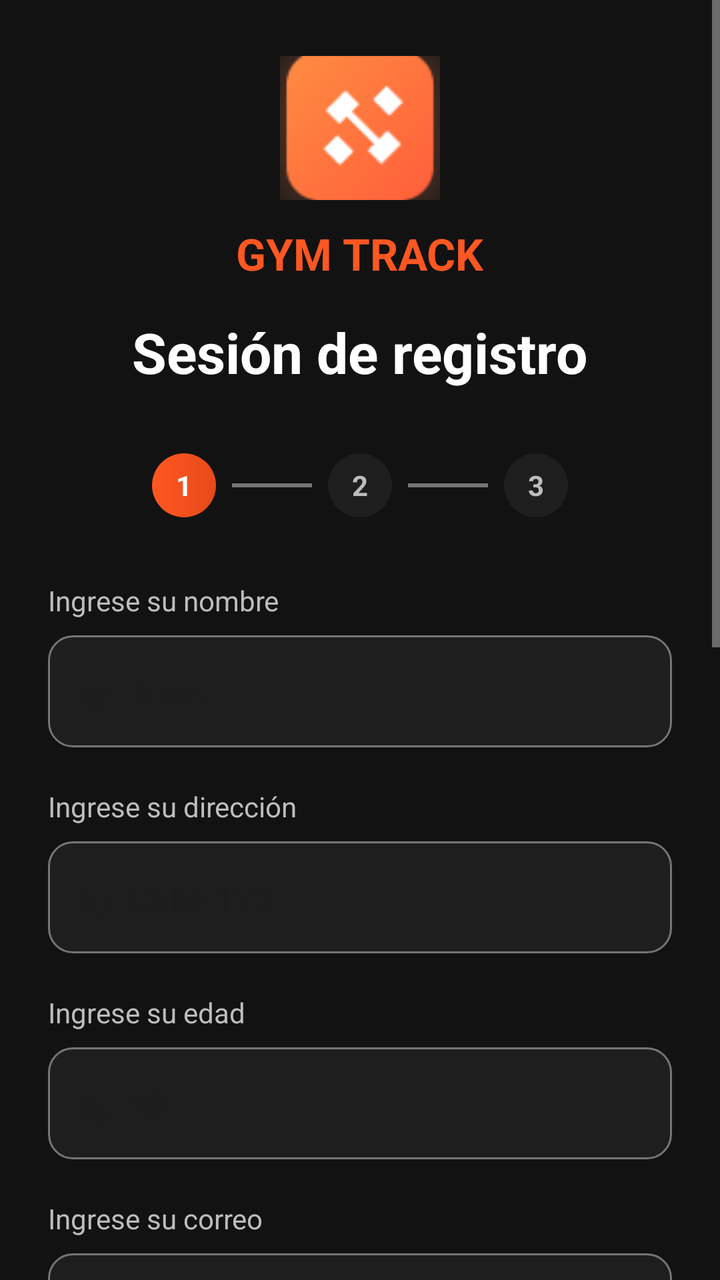
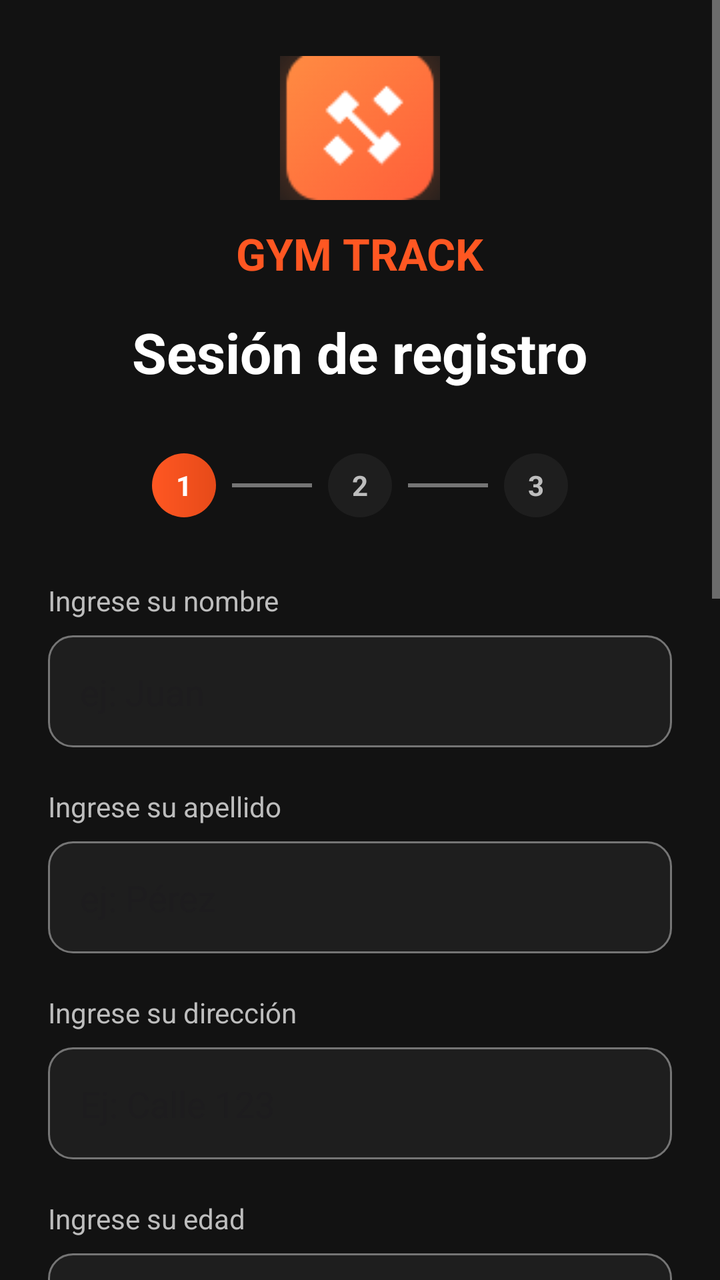

The first picture is an Android layout as it rendered before a commit; the second is the same layout after the commit. The layout source and the unified diff follow.
<!-- AndroidManifest.xml: application theme Theme.GymTrackMovil -->
<!-- res/layout/activity_register.xml -->
<?xml version="1.0" encoding="utf-8"?>
<ScrollView xmlns:android="http://schemas.android.com/apk/res/android"
    android:id="@+id/scrollView"
    xmlns:app="http://schemas.android.com/apk/res-auto"
    android:layout_width="match_parent"
    android:layout_height="match_parent"
    android:background="@color/dark_background"
    android:fillViewport="true">

    <LinearLayout
        android:layout_width="match_parent"
        android:layout_height="wrap_content"
        android:orientation="vertical"
        android:padding="24dp">

        
        <ImageView
            android:layout_width="80dp"
            android:layout_height="80dp"
            android:layout_gravity="center"
            android:src="@drawable/ic_app_logo" />

        <TextView
            android:id="@+id/tvAppTitle"
            android:layout_width="wrap_content"
            android:layout_height="wrap_content"
            android:layout_gravity="center"
            android:layout_marginTop="8dp"
            android:text="GYM TRACK"
            android:textColor="@color/orange_primary"
            android:textSize="22sp"
            android:textStyle="bold" />

        <TextView
            android:id="@+id/tvSessionTitle"
            android:layout_width="wrap_content"
            android:layout_height="wrap_content"
            android:layout_gravity="center"
            android:layout_marginTop="16dp"
            android:text="Sesión de registro"
            android:textColor="@color/white"
            android:textSize="28sp"
            android:textStyle="bold"
            android:gravity="center" />

        
        <LinearLayout
            android:id="@+id/llStepper"
            android:layout_width="match_parent"
            android:layout_height="wrap_content"
            android:layout_marginTop="32dp"
            android:layout_marginBottom="32dp"
            android:gravity="center"
            android:orientation="horizontal">

            <TextView
                android:id="@+id/tvStep1Circle"
                android:layout_width="32dp"
                android:layout_height="32dp"
                android:background="@drawable/step_circle_active"
                android:gravity="center"
                android:text="1"
                android:textColor="@color/white"
                android:textStyle="bold" />

            <View
                android:layout_width="40dp"
                android:layout_height="2dp"
                android:background="@color/text_hint"
                android:layout_marginHorizontal="8dp" />

            <TextView
                android:id="@+id/tvStep2Circle"
                android:layout_width="32dp"
                android:layout_height="32dp"
                android:background="@drawable/step_circle_inactive"
                android:gravity="center"
                android:text="2"
                android:textColor="@color/text_secondary"
                android:textStyle="bold" />

            <View
                android:layout_width="40dp"
                android:layout_height="2dp"
                android:background="@color/text_hint"
                android:layout_marginHorizontal="8dp" />

            <TextView
                android:id="@+id/tvStep3Circle"
                android:layout_width="32dp"
                android:layout_height="32dp"
                android:background="@drawable/step_circle_inactive"
                android:gravity="center"
                android:text="3"
                android:textColor="@color/text_secondary"
                android:textStyle="bold" />
        </LinearLayout>

        
        <ViewFlipper
            android:id="@+id/viewFlipper"
            android:layout_width="match_parent"
            android:layout_height="wrap_content">

            
            <LinearLayout
                android:layout_width="match_parent"
                android:layout_height="wrap_content"
                android:orientation="vertical">

                <TextView
                    android:layout_width="match_parent"
                    android:layout_height="wrap_content"
                    android:text="Ingrese su nombre"
                    android:textColor="@color/text_secondary"
                    android:layout_marginBottom="8dp" />
                <EditText
                    android:id="@+id/etName"
                    android:layout_width="match_parent"
                    android:layout_height="56dp"
                    android:background="@drawable/edittext_bg"
                    android:hint="ej: Juan"
                    android:padding="16dp"
                    android:textColor="@color/white"
                    android:layout_marginBottom="20dp" />

                <TextView
                    android:layout_width="match_parent"
                    android:layout_height="wrap_content"
                    android:text="Ingrese su dirección"
                    android:textColor="@color/text_secondary"
                    android:layout_marginBottom="8dp" />
                <EditText
                    android:id="@+id/etAddress"
                    android:layout_width="match_parent"
                    android:layout_height="56dp"
                    android:background="@drawable/edittext_bg"
                    android:hint="Ej: Calle 123"
                    android:padding="16dp"
                    android:textColor="@color/white"
                    android:layout_marginBottom="20dp" />

                <TextView
                    android:layout_width="match_parent"
                    android:layout_height="wrap_content"
                    android:text="Ingrese su edad"
                    android:textColor="@color/text_secondary"
                    android:layout_marginBottom="8dp" />
                <EditText
                    android:id="@+id/etAge"
                    android:layout_width="match_parent"
                    android:layout_height="56dp"
                    android:background="@drawable/edittext_bg"
                    android:hint="ej: 18"
                    android:inputType="number"
                    android:padding="16dp"
                    android:textColor="@color/white"
                    android:layout_marginBottom="20dp" />

                <TextView
                    android:layout_width="match_parent"
                    android:layout_height="wrap_content"
                    android:text="Ingrese su correo"
                    android:textColor="@color/text_secondary"
                    android:layout_marginBottom="8dp" />
                <EditText
                    android:id="@+id/etEmail"
                    android:layout_width="match_parent"
                    android:layout_height="56dp"
                    android:background="@drawable/edittext_bg"
                    android:hint="tu@email.com"
                    android:inputType="textEmailAddress"
                    android:padding="16dp"
                    android:textColor="@color/white"
                    android:layout_marginBottom="20dp" />

                <TextView
                    android:layout_width="match_parent"
                    android:layout_height="wrap_content"
                    android:text="Seleccione su EPS"
                    android:textColor="@color/text_secondary"
                    android:layout_marginBottom="8dp" />
                <Spinner
                    android:id="@+id/spinnerEPS"
                    android:layout_width="match_parent"
                    android:layout_height="56dp"
                    android:background="@drawable/edittext_bg"
                    android:layout_marginBottom="20dp" />

                <TextView
                    android:layout_width="match_parent"
                    android:layout_height="wrap_content"
                    android:text="Ingrese su contraseña"
                    android:textColor="@color/text_secondary"
                    android:layout_marginBottom="8dp" />
                <EditText
                    android:id="@+id/etPassword"
                    android:layout_width="match_parent"
                    android:layout_height="56dp"
                    android:background="@drawable/edittext_bg"
                    android:hint="********"
                    android:inputType="textPassword"
                    android:padding="16dp"
                    android:textColor="@color/white"
                    android:layout_marginBottom="20dp" />

                <TextView
                    android:layout_width="match_parent"
                    android:layout_height="wrap_content"
                    android:text="Ingrese su número de contacto"
                    android:textColor="@color/text_secondary"
                    android:layout_marginBottom="8dp" />
                <EditText
                    android:id="@+id/etPhone"
                    android:layout_width="match_parent"
                    android:layout_height="56dp"
                    android:background="@drawable/edittext_bg"
                    android:hint="Ej: 312..."
                    android:inputType="phone"
                    android:padding="16dp"
                    android:textColor="@color/white"
                    android:layout_marginBottom="20dp" />

                <TextView
                    android:layout_width="match_parent"
                    android:layout_height="wrap_content"
                    android:text="Ingrese número de familiar"
                    android:textColor="@color/text_secondary"
                    android:layout_marginBottom="8dp" />
                <EditText
                    android:id="@+id/etFamilyPhone"
                    android:layout_width="match_parent"
                    android:layout_height="56dp"
                    android:background="@drawable/edittext_bg"
                    android:hint="Ej: 315..."
                    android:inputType="phone"
                    android:padding="16dp"
                    android:textColor="@color/white"
                    android:layout_marginBottom="24dp" />

            </LinearLayout>

            
            <LinearLayout
                android:layout_width="match_parent"
                android:layout_height="wrap_content"
                android:orientation="vertical">
                
                <TextView
                    android:layout_width="match_parent"
                    android:layout_height="wrap_content"
                    android:text="Peso (kg)"
                    android:textColor="@color/text_secondary"
                    android:layout_marginBottom="8dp" />
                <EditText
                    android:id="@+id/etWeight"
                    android:layout_width="match_parent"
                    android:layout_height="56dp"
                    android:background="@drawable/edittext_bg"
                    android:hint="Ej: 70"
                    android:inputType="numberDecimal"
                    android:padding="16dp"
                    android:textColor="@color/white"
                    android:layout_marginBottom="20dp" />

                <TextView
                    android:layout_width="match_parent"
                    android:layout_height="wrap_content"
                    android:text="Estatura (cm)"
                    android:textColor="@color/text_secondary"
                    android:layout_marginBottom="8dp" />
                <EditText
                    android:id="@+id/etHeight"
                    android:layout_width="match_parent"
                    android:layout_height="56dp"
                    android:background="@drawable/edittext_bg"
                    android:hint="Ej: 175"
                    android:inputType="number"
                    android:padding="16dp"
                    android:textColor="@color/white"
                    android:layout_marginBottom="20dp" />

                <TextView
                    android:layout_width="match_parent"
                    android:layout_height="wrap_content"
                    android:text="Sexo"
                    android:textColor="@color/text_secondary"
                    android:layout_marginBottom="8dp" />
                <Spinner
                    android:id="@+id/spinnerSex"
                    android:layout_width="match_parent"
                    android:layout_height="56dp"
                    android:background="@drawable/edittext_bg"
                    android:layout_marginBottom="20dp" />
            </LinearLayout>

            
            <LinearLayout
                android:layout_width="match_parent"
                android:layout_height="wrap_content"
                android:orientation="vertical">
                <TextView
                    android:layout_width="match_parent"
                    android:layout_height="wrap_content"
                    android:text="Objetivo principal"
                    android:textColor="@color/text_secondary"
                    android:layout_marginBottom="8dp" />
                <Spinner
                    android:id="@+id/spinnerGoal"
                    android:layout_width="match_parent"
                    android:layout_height="56dp"
                    android:background="@drawable/edittext_bg"
                    android:layout_marginBottom="16dp" />

                <CheckBox
                    android:id="@+id/cbDataTreatment"
                    android:layout_width="match_parent"
                    android:layout_height="wrap_content"
                    android:text="Acepto el tratamiento de datos"
                    android:textColor="@color/white"
                    android:buttonTint="@color/orange_primary"
                    android:layout_marginBottom="24dp" />
            </LinearLayout>
        </ViewFlipper>

        
        <LinearLayout
            android:id="@+id/llNavButtons"
            android:layout_width="match_parent"
            android:layout_height="wrap_content"
            android:orientation="horizontal">

            <androidx.appcompat.widget.AppCompatButton
                android:id="@+id/btnBack"
                android:layout_width="0dp"
                android:layout_height="56dp"
                android:layout_marginEnd="8dp"
                android:layout_weight="1"
                android:background="@drawable/edittext_bg"
                android:text="Regresar"
                android:textAllCaps="false"
                android:textColor="@color/white" />

            <androidx.appcompat.widget.AppCompatButton
                android:id="@+id/btnContinue"
                android:layout_width="0dp"
                android:layout_height="56dp"
                android:layout_marginStart="8dp"
                android:layout_weight="1"
                android:background="@drawable/btn_gradient"
                android:text="Continuar"
                android:textAllCaps="false"
                android:textColor="@color/white"
                android:textStyle="bold" />
        </LinearLayout>

        <TextView
            android:id="@+id/tvGoToLogin"
            android:layout_width="match_parent"
            android:layout_height="wrap_content"
            android:layout_marginTop="24dp"
            android:gravity="center"
            android:text="¿Ya tienes cuenta? Inicia sesión"
            android:textColor="@color/orange_primary"
            android:paddingBottom="24dp" />

    </LinearLayout>
</ScrollView>
<!-- resources referenced by this layout -->
<resources>
  <color name="dark_background">#121212</color>
  <color name="orange_primary">#FF5722</color>
  <color name="text_hint">#757575</color>
  <color name="text_secondary">#BDBDBD</color>
  <color name="white">#FFFFFFFF</color>
  <!-- drawable btn_gradient (drawable) -->
  <?xml version="1.0" encoding="utf-8"?>
  <shape xmlns:android="http://schemas.android.com/apk/res/android"
      android:shape="rectangle">
      <gradient
          android:startColor="@color/orange_primary"
          android:endColor="@color/orange_dark"
          android:angle="0" />
      <corners android:radius="12dp" />
  </shape>
  <!-- drawable edittext_bg (drawable) -->
  <?xml version="1.0" encoding="utf-8"?>
  <shape xmlns:android="http://schemas.android.com/apk/res/android">
      <solid android:color="@color/dark_surface" />
      <stroke
          android:width="1dp"
          android:color="@color/text_hint" />
      <corners android:radius="12dp" />
      <padding
          android:left="16dp"
          android:right="16dp"
          android:top="12dp"
          android:bottom="12dp" />
  </shape>
  <!-- drawable ic_app_logo: png bitmap (drawable, 5176 bytes) -->
  <!-- drawable step_circle_active (drawable) -->
  <?xml version="1.0" encoding="utf-8"?>
  <shape xmlns:android="http://schemas.android.com/apk/res/android"
      android:shape="oval">
      <gradient
          android:startColor="@color/orange_primary"
          android:endColor="@color/orange_dark"
          android:angle="0" />
  </shape>
  <!-- drawable step_circle_inactive (drawable) -->
  <?xml version="1.0" encoding="utf-8"?>
  <shape xmlns:android="http://schemas.android.com/apk/res/android"
      android:shape="oval">
      <solid android:color="@color/dark_surface" />
  </shape>
  <style name="Theme.GymTrackMovil" parent="Base.Theme.GymTrackMovil" />
  <color name="orange_dark">#E64A19</color>
  <color name="dark_surface">#1E1E1E</color>
  <style name="Base.Theme.GymTrackMovil" parent="Theme.Material3.DayNight.NoActionBar">
          
          <item name="colorPrimary">@color/orange_primary</item>
          <item name="colorSecondary">@color/white</item>
          <item name="android:windowBackground">@color/dark_background</item>
          <item name="android:textColorPrimary">@color/text_primary</item>
          <item name="android:textColorSecondary">@color/text_secondary</item>
          <item name="android:statusBarColor">@color/dark_background</item>
      </style>
  <color name="text_primary">#FFFFFF</color>
</resources>

<!-- the commit's change to res/layout/activity_register.xml (unified diff, before → after) -->
@@ -120,6 +120,22 @@
                     android:layout_height="56dp"
                     android:background="@drawable/edittext_bg"
                     android:hint="ej: Juan"
+                    android:padding="16dp"
+                    android:textColor="@color/white"
+                    android:layout_marginBottom="20dp" />
+
+                <TextView
+                    android:layout_width="match_parent"
+                    android:layout_height="wrap_content"
+                    android:text="Ingrese su apellido"
+                    android:textColor="@color/text_secondary"
+                    android:layout_marginBottom="8dp" />
+                <EditText
+                    android:id="@+id/etLastName"
+                    android:layout_width="match_parent"
+                    android:layout_height="56dp"
+                    android:background="@drawable/edittext_bg"
+                    android:hint="ej: Pérez"
                     android:padding="16dp"
                     android:textColor="@color/white"
                     android:layout_marginBottom="20dp" />
